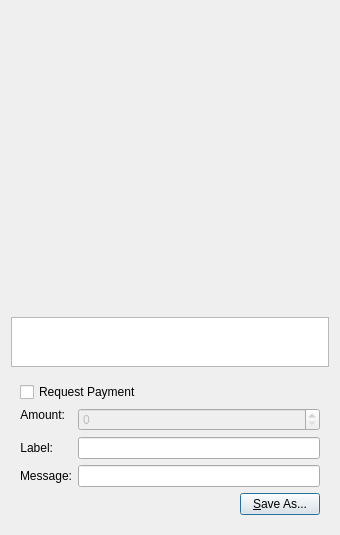
RazorLove/pennies, file src/qt/forms/qrcodedialog.ui: the form before one commit.
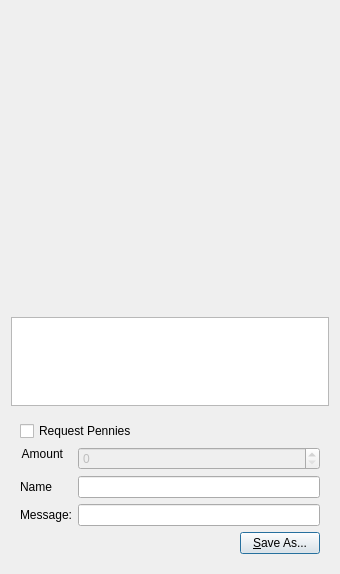
The form after the commit. Custom widgets are drawn as their Qt base class.

```diff
--- a/src/qt/forms/qrcodedialog.ui
+++ b/src/qt/forms/qrcodedialog.ui
@@ -7,7 +7,7 @@
     <x>0</x>
     <y>0</y>
     <width>340</width>
-    <height>530</height>
+    <height>574</height>
    </rect>
   </property>
   <property name="windowTitle">
@@ -70,7 +70,7 @@
          <bool>true</bool>
         </property>
         <property name="text">
-         <string>Request Payment</string>
+         <string>Request Pennies</string>
         </property>
        </widget>
       </item>
@@ -82,7 +82,7 @@
         <item row="1" column="0">
          <widget class="QLabel" name="lblLabel">
           <property name="text">
-           <string>Label:</string>
+           <string>Name</string>
           </property>
           <property name="textFormat">
            <enum>Qt::PlainText</enum>
@@ -126,7 +126,7 @@
            </sizepolicy>
           </property>
           <property name="text">
-           <string>Amount:</string>
+           <string>Amount</string>
           </property>
           <property name="textFormat">
            <enum>Qt::PlainText</enum>
```
